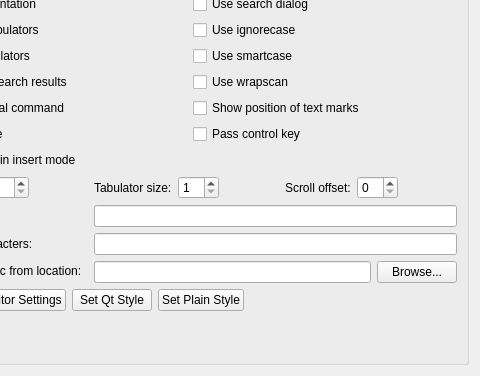
Old version of the form src/plugins/fakevim/fakevimoptions.ui in the repository qt-creator/qt-creator; both pictures show x 100 to 580 and y 98 to 474 of the 580 by 474 pixel window.
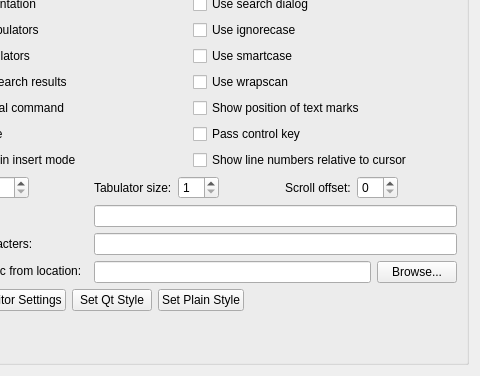
New version of the form.

Commit message:
FakeVim: Support for relative line numbering
Settable using 'relativenumber' and 'rnu' options.

Patch:
```diff
--- a/src/plugins/fakevim/fakevimoptions.ui
+++ b/src/plugins/fakevim/fakevimoptions.ui
@@ -137,6 +137,16 @@
           </property>
          </widget>
         </item>
+        <item row="7" column="1">
+         <widget class="QCheckBox" name="checkBoxRelativeNumber">
+          <property name="toolTip">
+           <string>Display line numbers relative to the line containing text cursor.</string>
+          </property>
+          <property name="text">
+           <string>Show line numbers relative to cursor</string>
+          </property>
+         </widget>
+        </item>
        </layout>
       </item>
       <item>
```
Left out of the diff: 1 changed line with no effect on the pictures. The commit also changes 3 other files.
